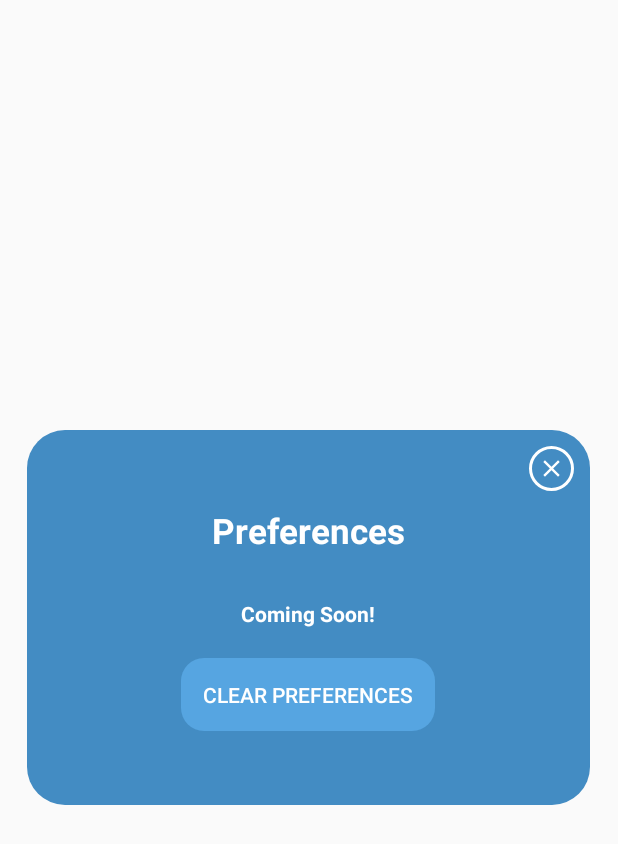
After one commit to lyjacky11/TimeSheetsApp, an Android app: the layout prefs.xml on its own in the app's theme, with its tools: preview values and no code run, on a phone screen of 412 x 824 dp. The commit adds this screen. Shown: the top 844 px of the screen. Run offline under Robolectric (Android 15) with nearby library versions, the phone set to English and light mode, and no system bars.

Commit message:
Added preferences menu and clear preferences button

```diff
--- a/app/build.gradle
+++ b/app/build.gradle
@@ -6,8 +6,8 @@ android {
         applicationId "com.lyjacky11.timesheet"
         minSdkVersion 21
         targetSdkVersion 28
-        versionCode 4
-        versionName "1.3"
+        versionCode 5
+        versionName "1.4"
     }
     buildTypes {
         release {
--- /dev/null
+++ b/app/src/main/res/layout/prefs.xml
@@ -0,0 +1,91 @@
+<?xml version="1.0" encoding="utf-8"?>
+<LinearLayout xmlns:android="http://schemas.android.com/apk/res/android"
+    xmlns:tools="http://schemas.android.com/tools"
+    android:orientation="vertical"
+    android:layout_width="375dp"
+    android:layout_height="250dp"
+    android:background="@drawable/dialog_bg"
+    android:padding="5dp"
+    android:layout_gravity="center"
+    tools:ignore="HardcodedText">
+
+    <ImageView
+        android:id="@+id/closeBtn"
+        android:layout_margin="5dp"
+        android:layout_width="30dp"
+        android:layout_height="30dp"
+        android:src="@drawable/ic_action_close"
+        android:layout_gravity="end"
+        android:gravity="center"
+        android:background="@drawable/circle"
+        android:contentDescription="Close" />
+    <LinearLayout
+        android:layout_width="match_parent"
+        android:layout_height="wrap_content"
+        android:orientation="vertical">
+
+        <TextView
+            android:layout_width="wrap_content"
+            android:layout_height="wrap_content"
+            android:layout_gravity="center_horizontal"
+            android:layout_marginTop="5dp"
+            android:text="@string/action_prefs"
+            android:textColor="@color/white"
+            android:textSize="23sp"
+            android:textStyle="bold" />
+
+        <TextView
+            android:layout_width="wrap_content"
+            android:layout_height="wrap_content"
+            android:layout_gravity="center_horizontal"
+            android:layout_marginTop="5dp"
+            android:text=""
+            android:textColor="@color/white"
+            android:textSize="14sp"
+            android:textStyle="bold" />
+
+        <TextView
+            android:layout_width="wrap_content"
+            android:layout_height="wrap_content"
+            android:layout_gravity="center_horizontal"
+            android:layout_marginTop="5dp"
+            android:text="Coming Soon!"
+            android:textColor="@color/white"
+            android:textSize="14sp"
+            android:textStyle="bold" />
+    </LinearLayout>
+
+    <LinearLayout
+        android:layout_marginTop="20dp"
+        android:orientation="horizontal"
+        android:layout_width="match_parent"
+        android:layout_height="wrap_content"
+        android:gravity="center">
+
+        <Button
+            android:id="@+id/btnClearPrefs"
+            android:layout_width="wrap_content"
+            android:layout_height="wrap_content"
+            android:text="Clear Preferences"
+            android:layout_margin="5dp"
+            android:layout_gravity="center_horizontal"
+            android:background="@drawable/button_style"
+            android:textColor="@color/white"
+            android:autoLink="web"
+            android:clickable="true"
+            android:onClick="clearPrefs"
+            android:focusable="true"
+            style="?android:attr/borderlessButtonStyle"/>
+    </LinearLayout>
+
+    <TextView
+        android:id="@+id/version"
+        android:layout_width="wrap_content"
+        android:layout_height="wrap_content"
+        android:layout_gravity="center_horizontal"
+        android:layout_margin="15dp"
+        android:textColor="@color/white"
+        android:textSize="12sp"
+        android:textStyle="bold" />
+
+</LinearLayout>
--- a/app/src/main/res/values/strings.xml
+++ b/app/src/main/res/values/strings.xml
@@ -4,4 +4,5 @@
     <string name="action_about">About Developer</string>
     <string name="author">Jacky Ly</string>
     <string name="action_refresh">Refresh</string>
+    <string name="action_prefs">Preferences</string>
 </resources>
```
Also changed, not shown: app/src/main/java/com/lyjacky11/timesheet/MainActivity.java (+27 -1 lines), app/src/main/res/drawable-anydpi/ic_action_prefs.xml (added, +13 -0 lines), app/src/main/res/menu/menu.xml (+7 -1 lines), app/src/main/res/drawable-hdpi/ic_action_prefs.png (added), app/src/main/res/drawable-mdpi/ic_action_prefs.png (added), app/src/main/res/drawable-xhdpi/ic_action_prefs.png (added), app/src/main/res/drawable-xxhdpi/ic_action_prefs.png (added), app/src/main/res/layout/about.xml (renamed from app/src/main/res/layout/popup.xml).
